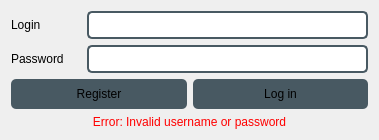
Above: App/resources/ui/LoginDialog.ui from senatrkosarev/AudioPlayer before the change. Below: the same form after it.
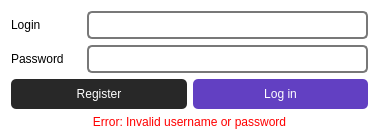
That is the form after the change. Icons and pictures are not drawn.

Commit message: New 'Auth' window UI

Patch:
```diff
--- a/App/resources/ui/LoginDialog.ui
+++ b/App/resources/ui/LoginDialog.ui
@@ -18,11 +18,7 @@
     <normaloff>../icons/logo.svg</normaloff>../icons/logo.svg</iconset>
   </property>
   <property name="styleSheet">
-   <string notr="true">background-color: rgb(41, 51, 56);
-color: rgb(255, 255, 255);
-hover {
-  background-color: rgb(59, 65, 72);
-}</string>
+   <string notr="true">background-color: rgb(255, 255, 255);</string>
   </property>
   <layout class="QVBoxLayout" name="verticalLayout">
    <property name="sizeConstraint">
@@ -47,7 +43,7 @@
       <widget class="QLineEdit" name="login_input">
        <property name="styleSheet">
         <string notr="true">border-radius: 5px;
-border-color: rgb(72, 89, 98);
+border-color: #787878;
 border-width: 2px;
 border-style: solid;
 height: 24px;</string>
@@ -75,7 +71,7 @@
       <widget class="QLineEdit" name="pass_input">
        <property name="styleSheet">
         <string notr="true">border-radius: 5px;
-border-color: rgb(72, 89, 98);
+border-color: #787878;
 border-width: 2px;
 border-style: solid;
 height: 24px;</string>
@@ -100,7 +96,8 @@
        <property name="styleSheet">
         <string notr="true">QPushButton {
 	border-radius: 5px;
-	background-color: rgb(72, 89, 98);
+	color: rgb(255, 255, 255);
+	background-color: #282828;
 	height: 30px;
 }
 QPushButton:hover {
@@ -129,14 +126,12 @@
        <property name="styleSheet">
         <string notr="true">QPushButton {
 	border-radius: 5px;
-	background-color: rgb(72, 89, 98);
+	background-color:#6240C2;
+	color: rgb(255, 255, 255);
 	height: 30px;
 }
 QPushButton:hover {
-	background-color: rgb(103, 128, 140);
-}
-QPushButton:onclick {
-	background-color: rgb(56, 70, 77);
+	background-color: #4422A4;
 }</string>
        </property>
        <property name="text">
```
Left out of the diff: 4 changed lines with no effect on the pictures. The commit also changes 1 other file.
